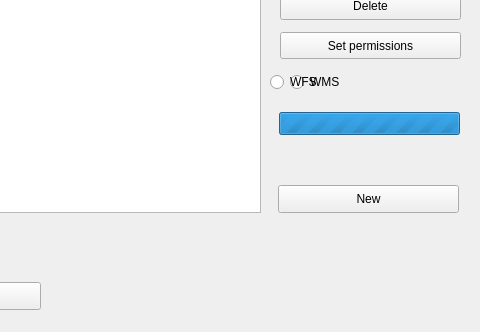
Qt form dlg_currentComposition.ui (LESPROJEKT/qgis-layman-plugin) before a commit; both pictures show x 370 to 850 and y 118 to 450 of the 850 by 450 pixel window.
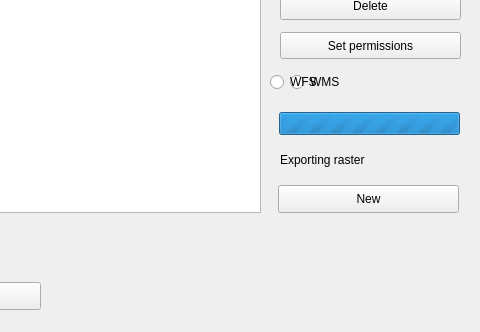
The same form after that commit.

Commit message: uprava export rastru, oprava get capatibilites extent

What changed in the file:
```diff
--- a/dlg_currentComposition.ui
+++ b/dlg_currentComposition.ui
@@ -287,6 +287,19 @@
     </property>
    </column>
   </widget>
+  <widget class="QLabel" name="label_raster">
+   <property name="geometry">
+    <rect>
+     <x>650</x>
+     <y>270</y>
+     <width>111</width>
+     <height>16</height>
+    </rect>
+   </property>
+   <property name="text">
+    <string>Exporting raster</string>
+   </property>
+  </widget>
  </widget>
  <resources/>
  <connections/>
```
The commit also changes 2 other files.
